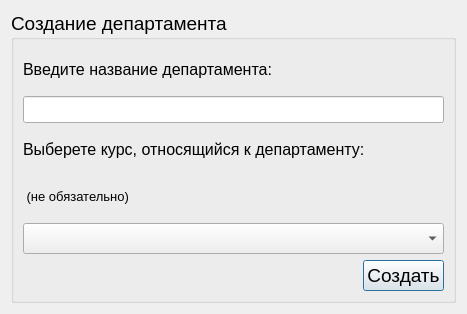
Before: the Qt Designer form departedit.ui in Rayzedan/SystemControlStudent, drawn with Qt 5.
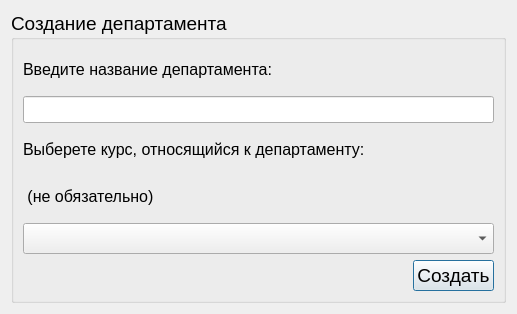
After: the same form once the commit is applied.

Commit message: Фикс дизайна

Diff of the .ui file:
```diff
--- a/departedit.ui
+++ b/departedit.ui
@@ -6,7 +6,7 @@
    <rect>
     <x>0</x>
     <y>0</y>
-    <width>467</width>
+    <width>517</width>
     <height>314</height>
    </rect>
   </property>
@@ -67,7 +67,7 @@
          <widget class="QLabel" name="label_3">
           <property name="font">
            <font>
-            <pointsize>10</pointsize>
+            <pointsize>12</pointsize>
            </font>
           </property>
           <property name="text">
```
The commit also changes 3 other files.
